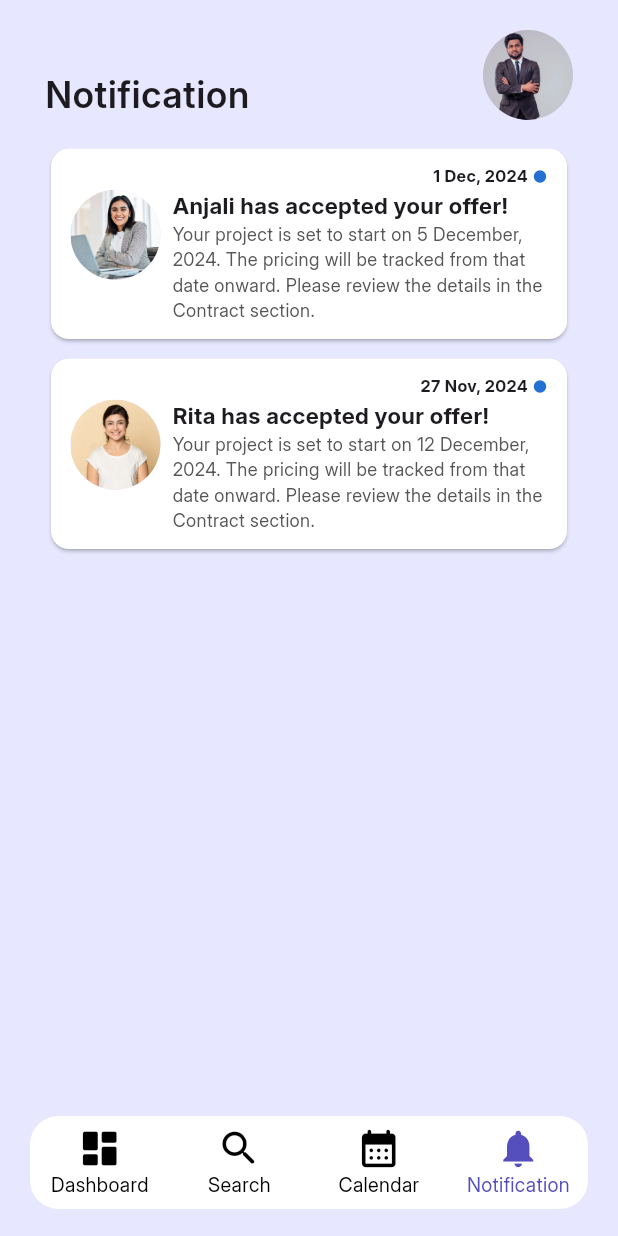
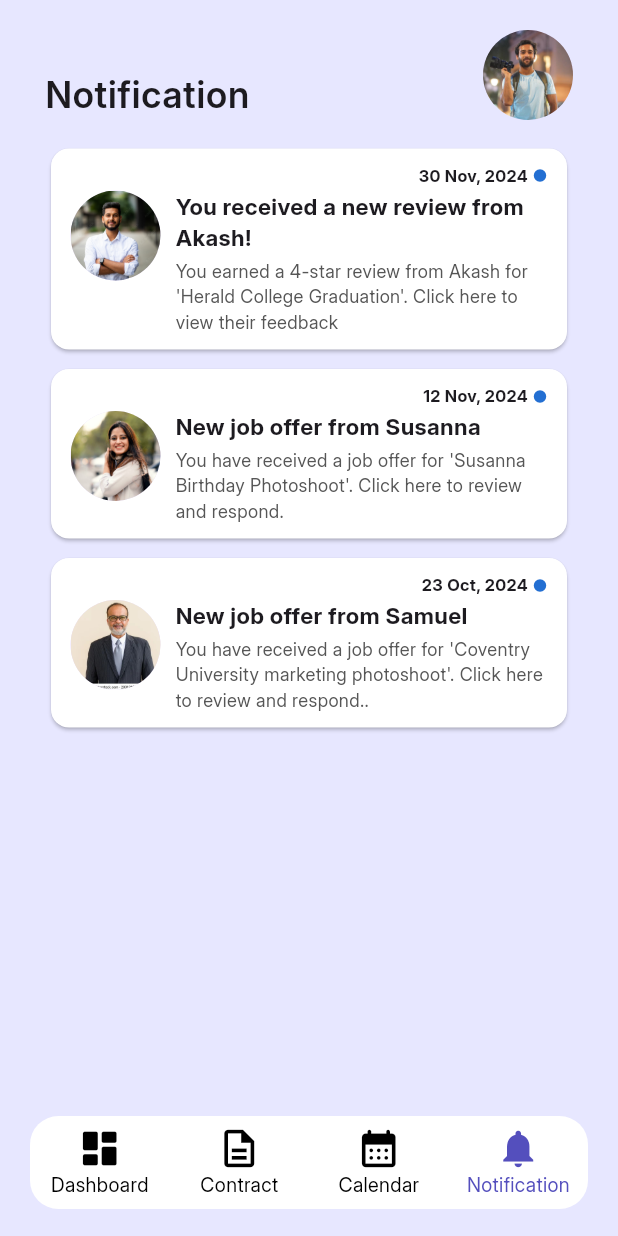
Before and after one commit to Dia505/SkillGrid, a Flutter app: the screen it shows after launch, item 4 of the bottom bar chosen, on a phone screen of 412 x 824 dp. Run offline on Flutter 3.47's test engine with Material 3 defaults, Android fonts, the phone set to English and light mode, and no system bars; our stand-ins replace carousel_slider, lottie, smooth_page_indicator.

Commit message:
Freelancer notification screen (#10)
* build profile screen with lottie gif

* build profile progress bar

* job details form view

* freelancer bio form

* bottom navigation bar, themes, fonts

* home screen: app bar with search textfield and button

* Home screen: service category (list of maps)

* Home screen: recently viewed cards (common widget)

* Home screen: popular services (list of maps)

* Home screen: ongoing collaboration card (common)

* Home screen: line divider

* Build your profile: service form + lottie file view timer

* Build your profile: job category screen

* freelancer registration date picker implementation

* Freelancer dashboard: bottom navigation + stats

* Freelancer dashboard: ongoing collabs + recent invoice

* search bar with filter button

* search screen carousel

* Search screen: skills

* Search screen: filter page

* Client notification screen

* Freelancer notification screen + notification card layout changes

```diff
--- a/skill_grid/lib/app.dart
+++ b/skill_grid/lib/app.dart
@@ -1,16 +1,6 @@
 import 'package:flutter/material.dart';
 import 'package:skill_grid/core/app_theme/app_theme.dart';
-import 'package:skill_grid/view/client/client_dashboard.dart';
-import 'package:skill_grid/view/client/client_registration_view.dart';
-import 'package:skill_grid/view/freelancer/build_profile_screens/build_profile_lottie_view.dart';
-import 'package:skill_grid/view/freelancer/build_profile_screens/build_profile_progress_view.dart';
 import 'package:skill_grid/view/freelancer/freelancer_dashboard.dart';
-// import 'package:skill_grid/view/client/client_registration_view.dart';
-import 'package:skill_grid/view/freelancer/freelancer_registration_view.dart';
-import 'package:skill_grid/view/join_client_freelancer_view.dart';
-import 'package:skill_grid/view/login_screen_view.dart';
-import 'package:skill_grid/view/onboard_screen_view.dart';
-import 'package:skill_grid/view/splash_screen_view.dart';
 // import 'package:skill_grid/view/client/client_registration_view.dart';
 // import 'package:skill_grid/view/join_client_freelancer_view.dart';
 // import 'package:skill_grid/view/login_screen_view.dart';
@@ -19,7 +9,6 @@ import 'package:skill_grid/view/splash_screen_view.dart';
 // import 'package:skill_grid/view/splash_screen_view.dart';
 // import 'package:skill_grid/view/onboard_screen_view.dart';
 
-
 class MyApp extends StatelessWidget {
   const MyApp({super.key});
 
@@ -27,7 +16,7 @@ class MyApp extends StatelessWidget {
   Widget build(BuildContext context) {
     return MaterialApp(
       debugShowCheckedModeBanner: false,
-      home: const ClientDashboard(),
+      home: const FreelancerDashboard(),
       theme: getApplicationTheme(),
     );
   }
--- a/skill_grid/lib/core/common/notification_card.dart
+++ b/skill_grid/lib/core/common/notification_card.dart
@@ -2,39 +2,38 @@ import 'package:flutter/material.dart';
 
 class NotificationCard extends StatelessWidget {
   final String notificationDate;
-  final String freelancerFirstName;
   final String freelancerProfileImgPath;
-  final String projectDate;
+  final String notificationTitle;
+  final String notificationMessage;
 
-  const NotificationCard(
-      {super.key,
+  const NotificationCard({
+    super.key,
     required this.notificationDate,
-      required this.freelancerFirstName,
     required this.freelancerProfileImgPath,
-      required this.projectDate});
+    required this.notificationTitle,
+    required this.notificationMessage,
+  });
 
   @override
   Widget build(BuildContext context) {
     return SizedBox(
       width: 380,
-      height: 135,
       child: Card(
         color: Colors.white,
         child: Padding(
           padding: const EdgeInsets.symmetric(horizontal: 13, vertical: 10),
           child: Column(
             crossAxisAlignment: CrossAxisAlignment.end,
-            mainAxisAlignment: MainAxisAlignment.spaceAround,
             children: [
-              SizedBox(
-                width: 85,
-                child: Row(
+              Row(
                 mainAxisAlignment: MainAxisAlignment.end,
                 children: [
                   Text(
                     notificationDate,
                     style: const TextStyle(
-                          fontFamily: "Inter Bold", fontSize: 11),
+                      fontFamily: "Inter Bold",
+                      fontSize: 11,
+                    ),
                   ),
                   const SizedBox(
                     width: 3,
@@ -43,38 +42,46 @@ class NotificationCard extends StatelessWidget {
                     Icons.circle,
                     size: 10,
                     color: Color(0XFF236FD2),
-                    )
+                  ),
                 ],
               ),
+              const SizedBox(
+                height: 2,
               ),
               Row(
-                mainAxisAlignment: MainAxisAlignment.spaceBetween,
                 crossAxisAlignment: CrossAxisAlignment.start,
                 children: [
                   CircleAvatar(
                     radius: 30,
                     backgroundImage: AssetImage(freelancerProfileImgPath),
                   ),
-                  Column(
+                  const SizedBox(width: 10),
+                  Expanded(
+                    child: Column(
                       crossAxisAlignment: CrossAxisAlignment.start,
                       children: [
                         Text(
-                        "$freelancerFirstName has accepted your offer!",
+                          notificationTitle,
                           style: const TextStyle(
-                            fontSize: 15, fontFamily: "Inter Bold"),
+                            fontSize: 15,
+                            fontFamily: "Inter Bold",
                           ),
-                      SizedBox(
-                        width: 250,
-                        child: Text(
-                          "Your project is set to start on $projectDate. The pricing will be tracked from that date onward. Please review the details in the Contract section.",
+                        ),
+                        const SizedBox(height: 3),
+                        Text(
+                          notificationMessage,
                           style: const TextStyle(
-                              fontSize: 12, color: Color(0XFF565656)),
+                            fontSize: 12,
+                            color: Color(0XFF565656),
                           ),
-                      )
+                          maxLines: 3, // Limits lines if needed
+                          overflow: TextOverflow.ellipsis, // Handles overflow
+                        ),
                       ],
-                  )
+                    ),
+                  ),
                 ],
-              )
+              ),
             ],
           ),
         ),
--- a/skill_grid/lib/view/client/dashboard_pages/notification_screen_view.dart
+++ b/skill_grid/lib/view/client/dashboard_pages/notification_screen_view.dart
@@ -37,20 +37,22 @@ class _NotificationScreenViewState extends State<NotificationScreenView> {
             ),
             NotificationCard(
               notificationDate: "1 Dec, 2024",
-              freelancerFirstName: "Anjali",
+              notificationTitle: "Anjali has accepted your offer!",
               freelancerProfileImgPath:
                   "assets/images/istockphoto-1354842602-612x612.jpg",
-              projectDate: "5 December, 2024",
+              notificationMessage:
+                  "Your project is set to start on 5 December, 2024. The pricing will be tracked from that date onward. Please review the details in the Contract section.",
             ),
             SizedBox(
               height: 5,
             ),
             NotificationCard(
               notificationDate: "27 Nov, 2024",
-              freelancerFirstName: "Rita",
+              notificationTitle: "Rita has accepted your offer!",
               freelancerProfileImgPath:
                   "assets/images/indian_girl_stock_img.jpg",
-              projectDate: "12 December, 2024",
+              notificationMessage:
+                  "Your project is set to start on 12 December, 2024. The pricing will be tracked from that date onward. Please review the details in the Contract section.",
             ),
           ],
         ),
--- a/skill_grid/lib/view/freelancer/dashboard_pages/notification_screen_view.dart
+++ b/skill_grid/lib/view/freelancer/dashboard_pages/notification_screen_view.dart
@@ -1,14 +1,68 @@
 import 'package:flutter/material.dart';
+import 'package:skill_grid/core/common/notification_card.dart';
 
 class NotificationScreenView extends StatelessWidget {
   const NotificationScreenView({super.key});
 
   @override
   Widget build(BuildContext context) {
-    return Container(
-      child: const Center(
-        child: Text("Notification Screen"),
+    return const Scaffold(
+        body: SafeArea(
+      child: Padding(
+        padding: EdgeInsets.symmetric(horizontal: 30.0, vertical: 20),
+        child: Column(
+          children: [
+            Row(
+              mainAxisAlignment: MainAxisAlignment.spaceBetween,
+              crossAxisAlignment: CrossAxisAlignment.end,
+              children: [
+                Text(
+                  "Notification",
+                  style: TextStyle(fontSize: 24, fontFamily: "Inter SemiBold"),
+                ),
+                CircleAvatar(
+                  radius: 30,
+                  backgroundImage: AssetImage(
+                      "assets/images/istockphoto-1395071229-612x612.jpg"),
+                )
+              ],
+            ),
+            SizedBox(
+              height: 15,
+            ),
+            NotificationCard(
+              notificationDate: "30 Nov, 2024",
+              notificationTitle: "You received a new review from Akash!",
+              freelancerProfileImgPath:
+                  "assets/images/1000_F_463221858_50KkvfxxovUaMNlilCmUxrOnTqSpzAlP.jpg",
+              notificationMessage:
+                  "You earned a 4-star review from Akash for 'Herald College Graduation'. Click here to view their feedback",
+            ),
+            SizedBox(
+              height: 5,
+            ),
+            NotificationCard(
+              notificationDate: "12 Nov, 2024",
+              notificationTitle: "New job offer from Susanna",
+              freelancerProfileImgPath:
+                  "assets/images/istockphoto-1313502972-612x612.jpg",
+              notificationMessage:
+                  "You have received a job offer for 'Susanna Birthday Photoshoot'. Click here to review and respond.",
+            ),
+            SizedBox(
+              height: 5,
+            ),
+            NotificationCard(
+              notificationDate: "23 Oct, 2024",
+              notificationTitle: "New job offer from Samuel",
+              freelancerProfileImgPath:
+                  "assets/images/portrait-handsome-indian-man-gray-260nw-2031910466.jpg",
+              notificationMessage:
+                  "You have received a job offer for 'Coventry University marketing photoshoot'. Click here to review and respond..",
+            ),
+          ],
+        ),
       ),
-    );
+    ));
   }
 }
```
Lines whose indentation alone changed are shown as unchanged.
